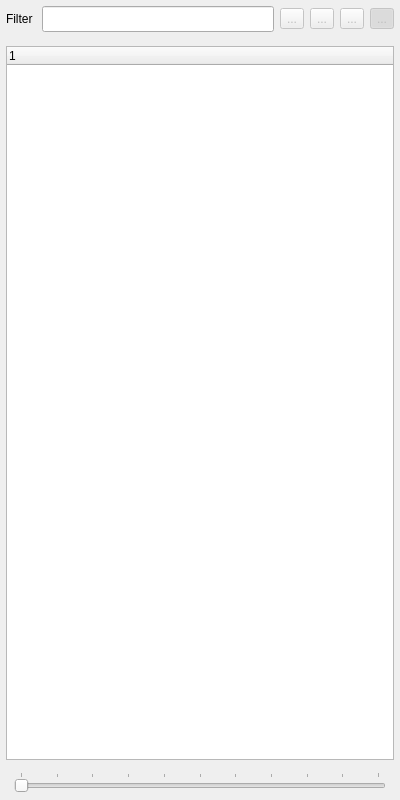
Qt form sources/outlinerview.ui (mikaelsundell/stageviz) before a commit.
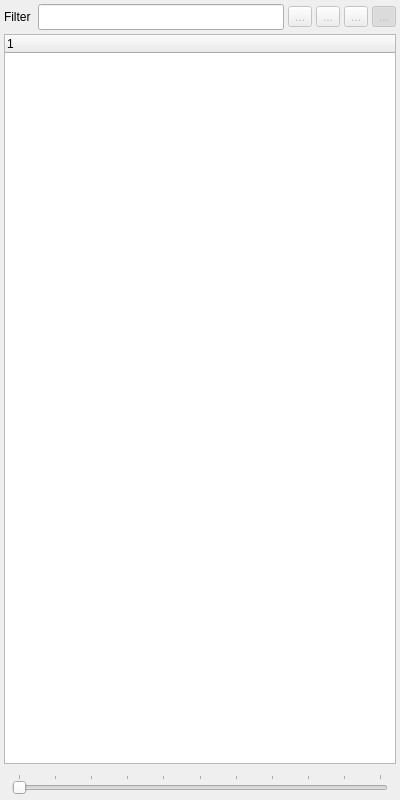
The same form after that commit. Custom widgets are drawn as their Qt base class.

```diff
--- a/sources/outlinerview.ui
+++ b/sources/outlinerview.ui
@@ -20,21 +20,27 @@
    <string/>
   </property>
   <layout class="QVBoxLayout" name="verticalLayout_4" stretch="0,0,0">
+   <property name="spacing">
+    <number>4</number>
+   </property>
    <property name="leftMargin">
-    <number>6</number>
+    <number>4</number>
    </property>
    <property name="topMargin">
-    <number>6</number>
+    <number>4</number>
    </property>
    <property name="rightMargin">
-    <number>6</number>
+    <number>4</number>
    </property>
    <property name="bottomMargin">
-    <number>6</number>
+    <number>4</number>
    </property>
    <item>
     <widget class="QWidget" name="filterWidget" native="true">
      <layout class="QHBoxLayout" name="horizontalLayout_4">
+      <property name="spacing">
+       <number>4</number>
+      </property>
       <property name="leftMargin">
        <number>0</number>
       </property>
@@ -45,7 +51,7 @@
        <number>0</number>
       </property>
       <property name="bottomMargin">
-       <number>8</number>
+       <number>0</number>
       </property>
       <item>
        <widget class="QLabel" name="label_4">
```
